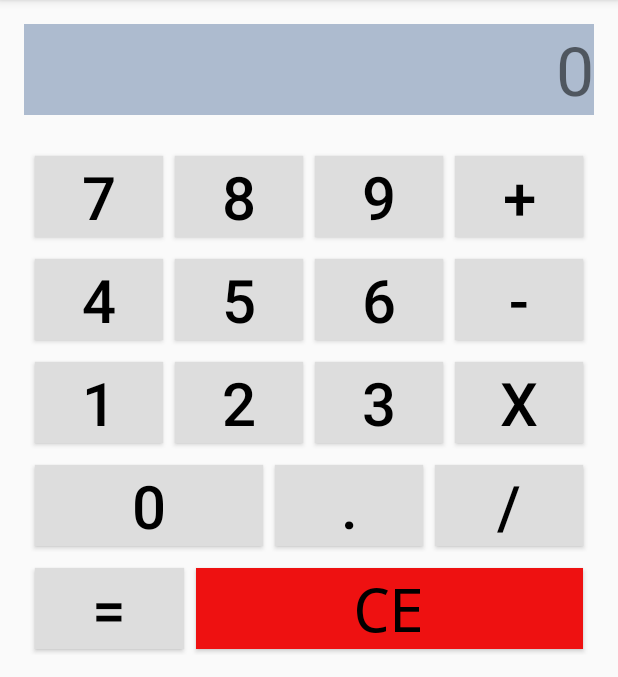
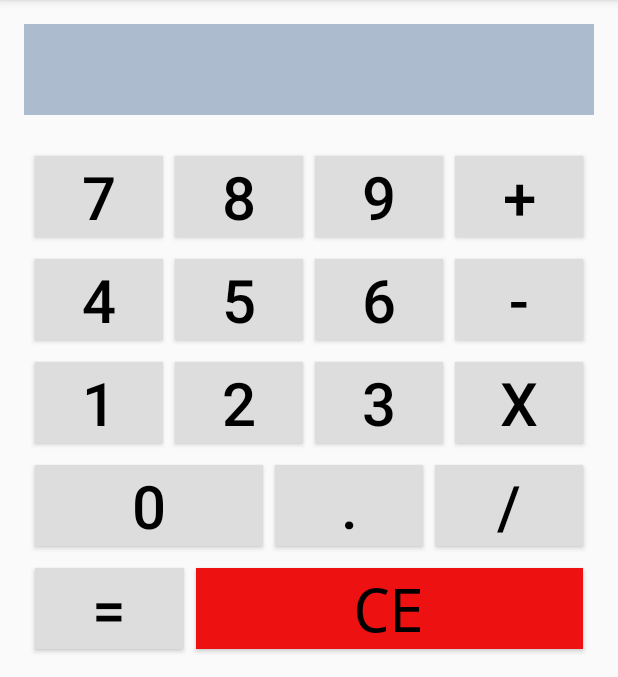
Before and after one commit to javacasm/temarioAndroid, an Android app: the screen it shows after launch (MainActivity), on a phone screen of 412 x 824 dp, the part 84-761 px from its top. Run offline under Robolectric (Android 15) with nearby library versions, the phone set to English and light mode, and no system bars.

Commit message:
. para próxima version

```diff
--- a/app/src/main/java/com/cep/javacasm/calculadora233/MainActivity.java
+++ b/app/src/main/java/com/cep/javacasm/calculadora233/MainActivity.java
@@ -25,7 +25,8 @@ public class MainActivity extends ActionBarActivity {
     }
 
     public void pulsacionCE(View v)
-    {//   View vResultado=findViewById(R.id.tvResultado);
+    {
+    //   View vResultado=findViewById(R.id.tvResultado);
 //        TextView tvResultado=(TextView)vResultado;
         tvResultado.setText("");
     }
@@ -42,6 +43,7 @@ public class MainActivity extends ActionBarActivity {
         String strValorNuevo=strValorAntiguo+strBtText;
 
         tvResultado.setText(strValorNuevo);
+
 
     }
 
--- a/app/src/main/res/layout/activity_main.xml
+++ b/app/src/main/res/layout/activity_main.xml
@@ -14,7 +14,7 @@
         <TextView
             android:layout_width="wrap_content"
             android:layout_height="wrap_content"
-            android:text="0"
+            android:text=""
             android:id="@+id/tvResultado"
             android:textSize="45dp"
             android:layout_marginBottom="20dp"
```
